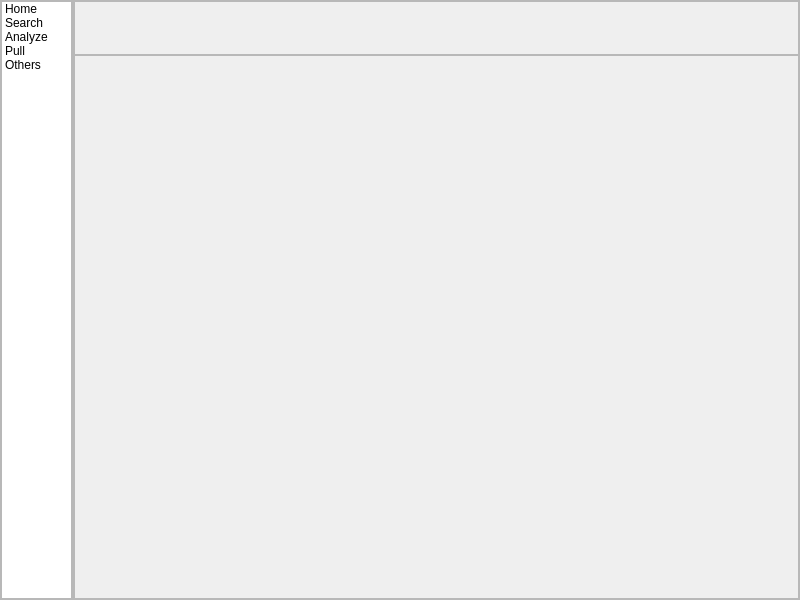
Above: PyGui/test1.ui from sirasit-kmutnb/Software-Development-II before the change. Below: the same form after it.
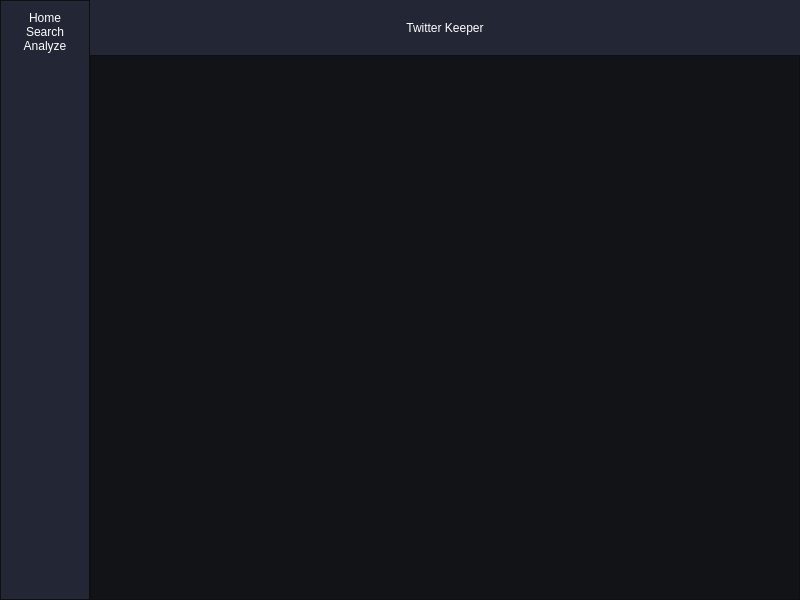
That is the form after the change.

```diff
--- a/PyGui/test1.ui
+++ b/PyGui/test1.ui
@@ -26,9 +26,12 @@
    <string>MainWindow</string>
   </property>
   <property name="styleSheet">
-   <string notr="true"/>
+   <string notr="true">background-color: rgb(17, 19, 22);</string>
   </property>
   <widget class="QWidget" name="centralwidget">
+   <property name="enabled">
+    <bool>true</bool>
+   </property>
    <layout class="QVBoxLayout" name="verticalLayout">
     <property name="spacing">
      <number>0</number>
@@ -70,6 +73,9 @@
         <property name="frameShadow">
          <enum>QFrame::Raised</enum>
         </property>
+        <property name="lineWidth">
+         <number>0</number>
+        </property>
         <layout class="QGridLayout" name="gridLayout_2">
          <property name="leftMargin">
           <number>0</number>
@@ -88,29 +94,55 @@
          </property>
          <item row="0" column="0">
           <widget class="QListWidget" name="List_Menu">
+           <property name="layoutDirection">
+            <enum>Qt::LeftToRight</enum>
+           </property>
+           <property name="styleSheet">
+            <string notr="true">color: rgb(255, 255, 255);
+background-color:rgb(35, 38, 53);
+padding: 10px;
+</string>
+           </property>
+           <property name="frameShape">
+            <enum>QFrame::NoFrame</enum>
+           </property>
+           <property name="frameShadow">
+            <enum>QFrame::Raised</enum>
+           </property>
+           <property name="lineWidth">
+            <number>0</number>
+           </property>
+           <property name="showDropIndicator" stdset="0">
+            <bool>false</bool>
+           </property>
+           <property name="spacing">
+            <number>10</number>
+           </property>
+           <property name="selectionRectVisible">
+            <bool>false</bool>
+           </property>
            <item>
             <property name="text">
              <string>Home</string>
             </property>
+            <property name="textAlignment">
+             <set>AlignCenter</set>
+            </property>
            </item>
            <item>
             <property name="text">
              <string>Search</string>
             </property>
+            <property name="textAlignment">
+             <set>AlignCenter</set>
+            </property>
            </item>
            <item>
             <property name="text">
              <string>Analyze</string>
             </property>
-           </item>
-           <item>
-            <property name="text">
-             <string>Pull</string>
-            </property>
-           </item>
-           <item>
-            <property name="text">
-             <string>Others</string>
+            <property name="textAlignment">
+             <set>AlignCenter</set>
             </property>
            </item>
           </widget>
@@ -121,11 +153,14 @@
       <item>
        <widget class="QFrame" name="frame_2">
         <property name="frameShape">
-         <enum>QFrame::StyledPanel</enum>
+         <enum>QFrame::NoFrame</enum>
         </property>
         <property name="frameShadow">
          <enum>QFrame::Raised</enum>
         </property>
+        <property name="lineWidth">
+         <number>0</number>
+        </property>
         <layout class="QGridLayout" name="gridLayout" rowstretch="1">
          <property name="leftMargin">
           <number>0</number>
@@ -149,12 +184,45 @@
            </property>
            <item>
             <widget class="QFrame" name="Top_Bar">
+             <property name="enabled">
+              <bool>true</bool>
+             </property>
+             <property name="styleSheet">
+              <string notr="true">background-color: rgb(35, 38, 53);</string>
+             </property>
              <property name="frameShape">
-              <enum>QFrame::StyledPanel</enum>
+              <enum>QFrame::NoFrame</enum>
              </property>
              <property name="frameShadow">
               <enum>QFrame::Raised</enum>
              </property>
+             <property name="lineWidth">
+              <number>0</number>
+             </property>
+             <layout class="QVBoxLayout" name="verticalLayout_2">
+              <property name="spacing">
+               <number>0</number>
+              </property>
+              <property name="leftMargin">
+               <number>12</number>
+              </property>
+              <property name="rightMargin">
+               <number>12</number>
+              </property>
+              <item>
+               <widget class="QLabel" name="label">
+                <property name="styleSheet">
+                 <string notr="true">color:rgb(255, 255, 255);</string>
+                </property>
+                <property name="text">
+                 <string>Twitter Keeper</string>
+                </property>
+                <property name="alignment">
+                 <set>Qt::AlignCenter</set>
+                </property>
+               </widget>
+              </item>
+             </layout>
             </widget>
            </item>
            <item>
```
